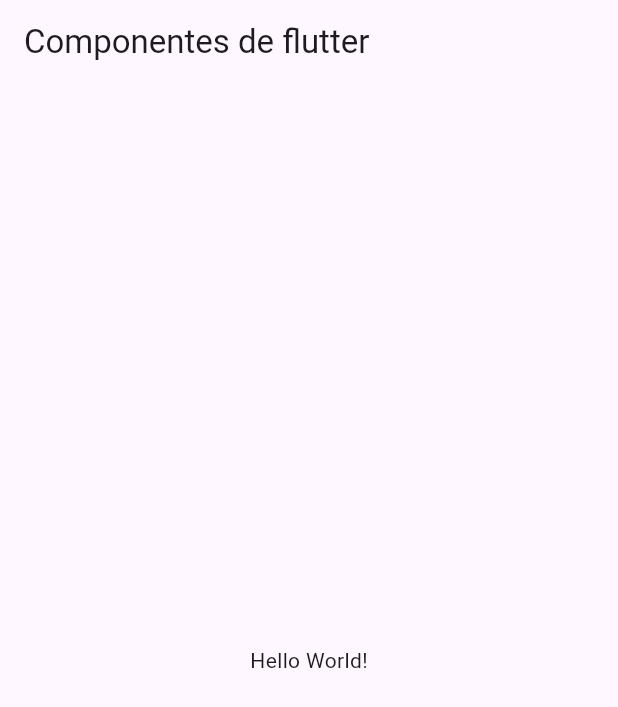
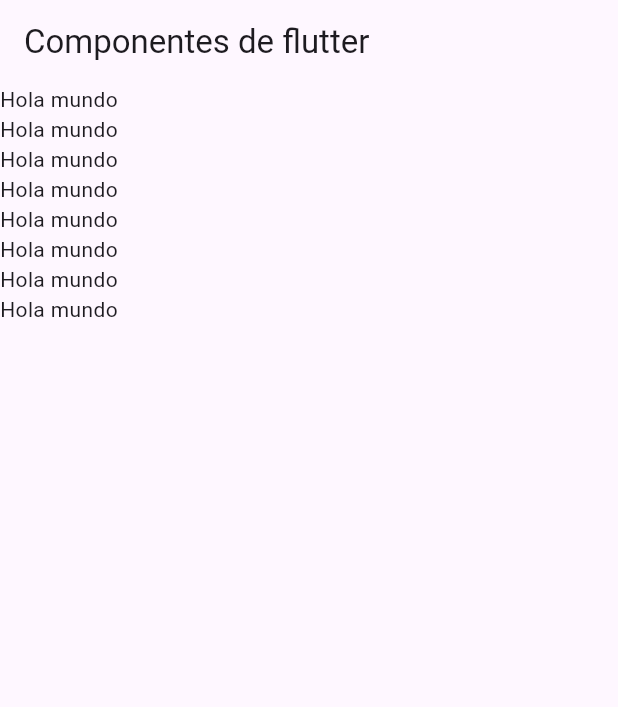
Before and after one commit to DANYDEG/componentes_flutter, a Flutter app: the screen it shows after launch, on a phone screen of 412 x 824 dp. Shown: the top 707 px of the screen. Run offline on Flutter 3.47's test engine with Material 3 defaults, Android fonts, the phone set to English and light mode, and no system bars.

Commit message:
Adding the ListView to the HomeScreen

```diff
--- a/lib/home_screen.dart
+++ b/lib/home_screen.dart
@@ -9,8 +9,18 @@ class HomeScreen extends StatelessWidget {
       appBar: AppBar(
         title: const Text('Componentes de flutter'),
         ),
-        body: const Center(
-          child: Text('Hello World!'),
+        body: ListView(
+          children: const[
+            Text('Hola mundo'),
+            Text('Hola mundo'),
+            Text('Hola mundo'),
+            Text('Hola mundo'),
+            Text('Hola mundo'),
+            Text('Hola mundo'),
+            Text('Hola mundo'),
+            Text('Hola mundo'),
+
+          ],
         ),
       );
   }
--- a/lib/main_app.dart
+++ b/lib/main_app.dart
@@ -7,6 +7,7 @@ class MainApp extends StatelessWidget {
   @override
   Widget build(BuildContext context) {
     return const MaterialApp(
+      debugShowCheckedModeBanner: false,
       home: HomeScreen(),
     );
   }
```
